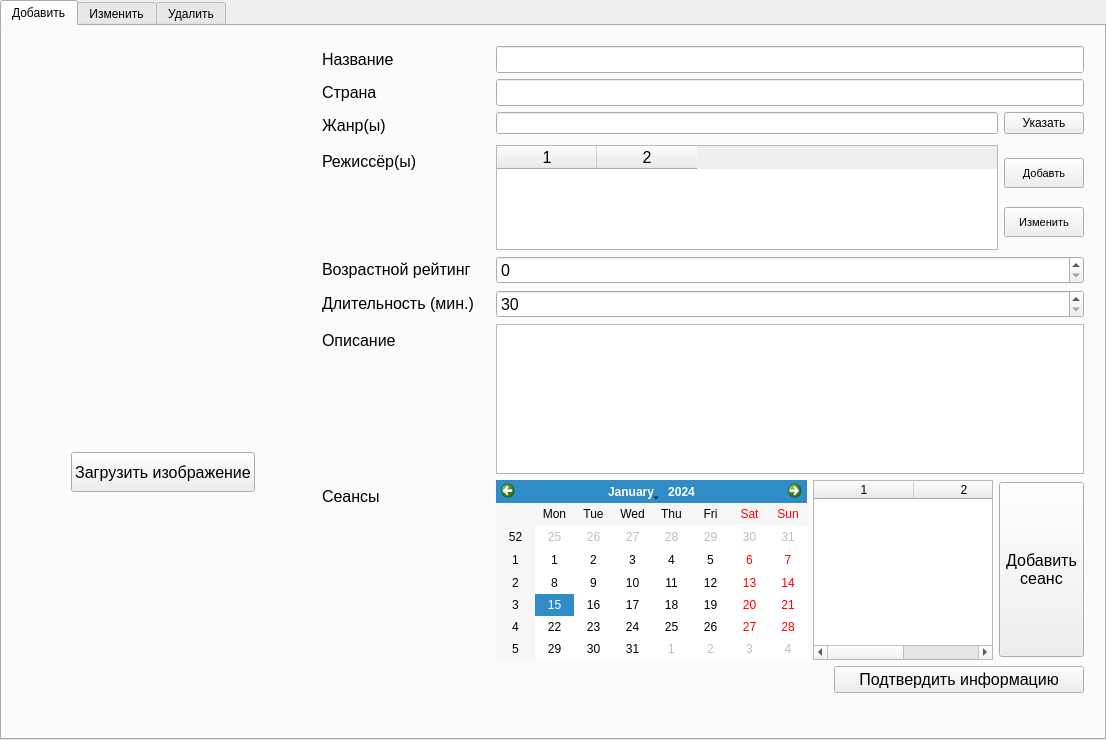
This is Interfaces/MainAdminWindowRework.ui in Alpmild/SchoolProject as Qt 5 draws it before an edit. The edited form follows.
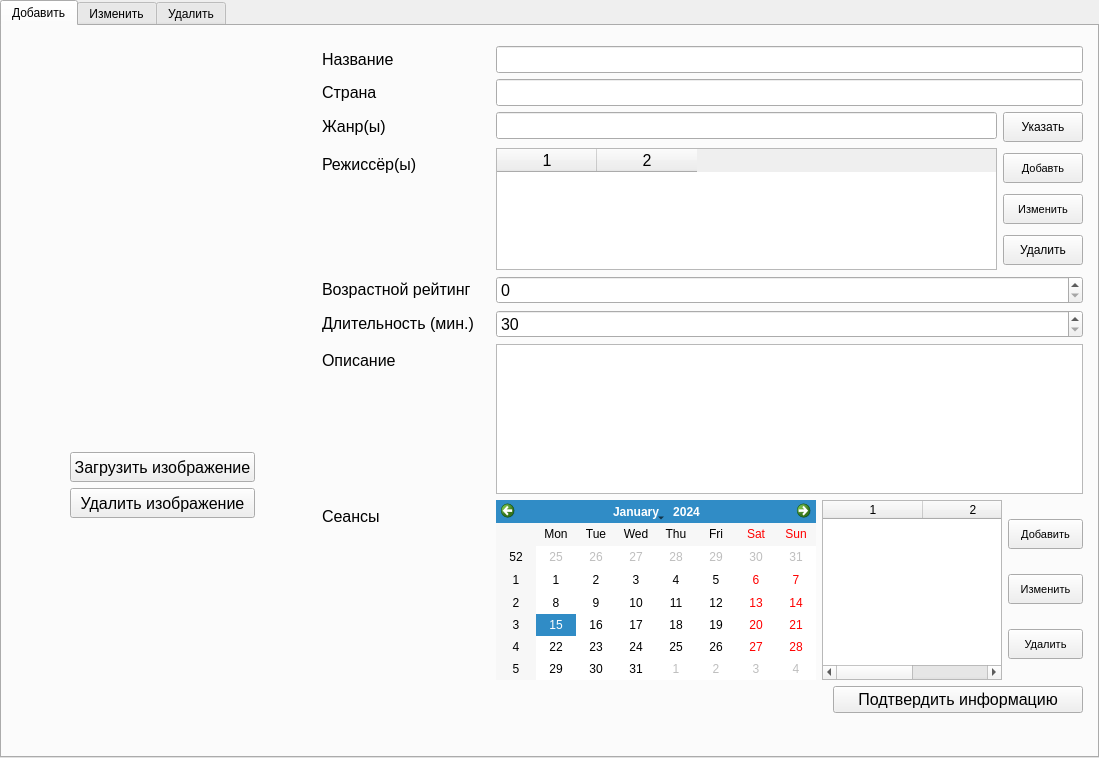
This is the edited form.

Diff of the .ui file:
```diff
--- a/Interfaces/MainAdminWindowRework.ui
+++ b/Interfaces/MainAdminWindowRework.ui
@@ -6,8 +6,8 @@
    <rect>
     <x>0</x>
     <y>0</y>
-    <width>1106</width>
-    <height>740</height>
+    <width>1099</width>
+    <height>758</height>
    </rect>
   </property>
   <property name="minimumSize">
@@ -36,8 +36,8 @@
      <rect>
       <x>320</x>
       <y>20</y>
-      <width>762</width>
-      <height>671</height>
+      <width>761</width>
+      <height>691</height>
      </rect>
     </property>
     <layout class="QFormLayout" name="formLayout">
@@ -105,6 +105,12 @@
        </item>
        <item row="0" column="3">
         <widget class="QPushButton" name="GenresBtnTab0">
+         <property name="minimumSize">
+          <size>
+           <width>0</width>
+           <height>30</height>
+          </size>
+         </property>
          <property name="text">
           <string>Указать</string>
          </property>
@@ -119,6 +125,83 @@
        </property>
       </widget>
      </item>
+     <item row="3" column="1">
+      <layout class="QHBoxLayout" name="horizontalLayout_4">
+       <item>
+        <widget class="QTableWidget" name="DirectorsTableWidgetTab0">
+         <property name="font">
+          <font>
+           <pointsize>12</pointsize>
+          </font>
+         </property>
+         <property name="columnCount">
+          <number>2</number>
+         </property>
+         <column/>
+         <column/>
+        </widget>
+       </item>
+       <item>
+        <layout class="QVBoxLayout" name="verticalLayout">
+         <item>
+          <widget class="QPushButton" name="AddDirectorBtnTab0">
+           <property name="minimumSize">
+            <size>
+             <width>0</width>
+             <height>30</height>
+            </size>
+           </property>
+           <property name="maximumSize">
+            <size>
+             <width>16777215</width>
+             <height>16777215</height>
+            </size>
+           </property>
+           <property name="font">
+            <font>
+             <pointsize>8</pointsize>
+            </font>
+           </property>
+           <property name="text">
+            <string>Добавть</string>
+           </property>
+          </widget>
+         </item>
+         <item>
+          <widget class="QPushButton" name="ChangeDirectorsBtnTab0">
+           <property name="minimumSize">
+            <size>
+             <width>0</width>
+             <height>30</height>
+            </size>
+           </property>
+           <property name="font">
+            <font>
+             <pointsize>8</pointsize>
+            </font>
+           </property>
+           <property name="text">
+            <string>Изменить</string>
+           </property>
+          </widget>
+         </item>
+         <item>
+          <widget class="QPushButton" name="DeleteDirectorBtnTab0">
+           <property name="minimumSize">
+            <size>
+             <width>0</width>
+             <height>30</height>
+            </size>
+           </property>
+           <property name="text">
+            <string>Удалить</string>
+           </property>
+          </widget>
+         </item>
+        </layout>
+       </item>
+      </layout>
+     </item>
      <item row="4" column="0">
       <widget class="QLabel" name="AgeRatingLabel">
        <property name="minimumSize">
@@ -237,23 +320,62 @@
           </widget>
          </item>
          <item>
-          <widget class="QPushButton" name="AddSessionBtnTab0">
-           <property name="maximumSize">
-            <size>
-             <width>85</width>
-             <height>175</height>
-            </size>
-           </property>
-           <property name="font">
-            <font>
-             <pointsize>12</pointsize>
-            </font>
-           </property>
-           <property name="text">
-            <string>Добавить
-сеанс</string>
-           </property>
-          </widget>
+          <layout class="QVBoxLayout" name="verticalLayout_4">
+           <item>
+            <widget class="QPushButton" name="AddSessionBtnTab0">
+             <property name="maximumSize">
+              <size>
+               <width>75</width>
+               <height>30</height>
+              </size>
+             </property>
+             <property name="font">
+              <font>
+               <pointsize>8</pointsize>
+              </font>
+             </property>
+             <property name="text">
+              <string>Добавить</string>
+             </property>
+            </widget>
+           </item>
+           <item>
+            <widget class="QPushButton" name="ChangeSessionBtnTab0">
+             <property name="maximumSize">
+              <size>
+               <width>75</width>
+               <height>30</height>
+              </size>
+             </property>
+             <property name="font">
+              <font>
+               <pointsize>8</pointsize>
+              </font>
+             </property>
+             <property name="text">
+              <string>Изменить</string>
+             </property>
+            </widget>
+           </item>
+           <item>
+            <widget class="QPushButton" name="DeleteSessionBtnTab0">
+             <property name="maximumSize">
+              <size>
+               <width>75</width>
+               <height>30</height>
+              </size>
+             </property>
+             <property name="font">
+              <font>
+               <pointsize>8</pointsize>
+              </font>
+             </property>
+             <property name="text">
+              <string>Удалить</string>
+             </property>
+            </widget>
+           </item>
+          </layout>
          </item>
         </layout>
        </item>
@@ -311,70 +433,6 @@
        </property>
       </widget>
      </item>
-     <item row="3" column="1">
-      <layout class="QHBoxLayout" name="horizontalLayout_4">
-       <item>
-        <widget class="QTableWidget" name="DirectorsTableWidgetTab0">
-         <property name="font">
-          <font>
-           <pointsize>12</pointsize>
-          </font>
-         </property>
-         <property name="columnCount">
-          <number>2</number>
-         </property>
-         <column/>
-         <column/>
-        </widget>
-       </item>
-       <item>
-        <layout class="QVBoxLayout" name="verticalLayout">
-         <item>
-          <widget class="QPushButton" name="AddDirectorBtnTab0">
-           <property name="minimumSize">
-            <size>
-             <width>0</width>
-             <height>30</height>
-            </size>
-           </property>
-           <property name="maximumSize">
-            <size>
-             <width>16777215</width>
-             <height>16777215</height>
-            </size>
-           </property>
-           <property name="font">
-            <font>
-             <pointsize>8</pointsize>
-            </font>
-           </property>
-           <property name="text">
-            <string>Добавть</string>
-           </property>
-          </widget>
-         </item>
-         <item>
-          <widget class="QPushButton" name="ChangeDirectorsBtnTab0">
-           <property name="minimumSize">
-            <size>
-             <width>0</width>
-             <height>30</height>
-            </size>
-           </property>
-           <property name="font">
-            <font>
-             <pointsize>8</pointsize>
-            </font>
-           </property>
-           <property name="text">
-            <string>Изменить</string>
-           </property>
-          </widget>
-         </item>
-        </layout>
-       </item>
-      </layout>
-     </item>
     </layout>
    </widget>
    <widget class="QWidget" name="verticalLayoutWidget">
@@ -383,7 +441,7 @@
       <x>20</x>
       <y>20</y>
       <width>282</width>
-      <height>501</height>
+      <height>531</height>
      </rect>
     </property>
     <layout class="QVBoxLayout" name="verticalLayout_2">
@@ -411,10 +469,16 @@
      </item>
      <item alignment="Qt::AlignHCenter">
       <widget class="QPushButton" name="LoadImageBtnTab0">
+       <property name="minimumSize">
+        <size>
+         <width>185</width>
+         <height>30</height>
+        </size>
+       </property>
        <property name="maximumSize">
         <size>
-         <width>279</width>
-         <height>40</height>
+         <width>185</width>
+         <height>30</height>
         </size>
        </property>
        <property name="font">
@@ -427,6 +491,30 @@
        </property>
       </widget>
      </item>
+     <item alignment="Qt::AlignHCenter">
+      <widget class="QPushButton" name="DeleteImageBtnTab0">
+       <property name="minimumSize">
+        <size>
+         <width>185</width>
+         <height>30</height>
+        </size>
+       </property>
+       <property name="maximumSize">
+        <size>
+         <width>185</width>
+         <height>30</height>
+        </size>
+       </property>
+       <property name="font">
+        <font>
+         <pointsize>12</pointsize>
+        </font>
+       </property>
+       <property name="text">
+        <string>Удалить изображение</string>
+       </property>
+      </widget>
+     </item>
      <item>
       <widget class="QLabel" name="ImageErrorLabelTab0">
        <property name="font">
```
